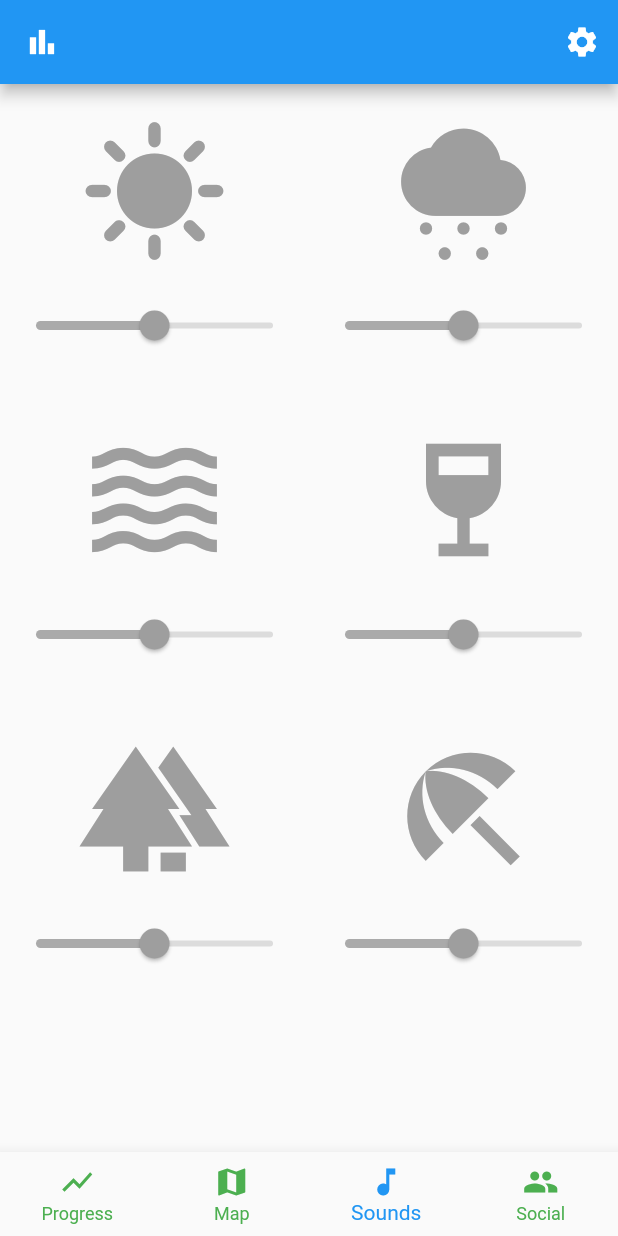
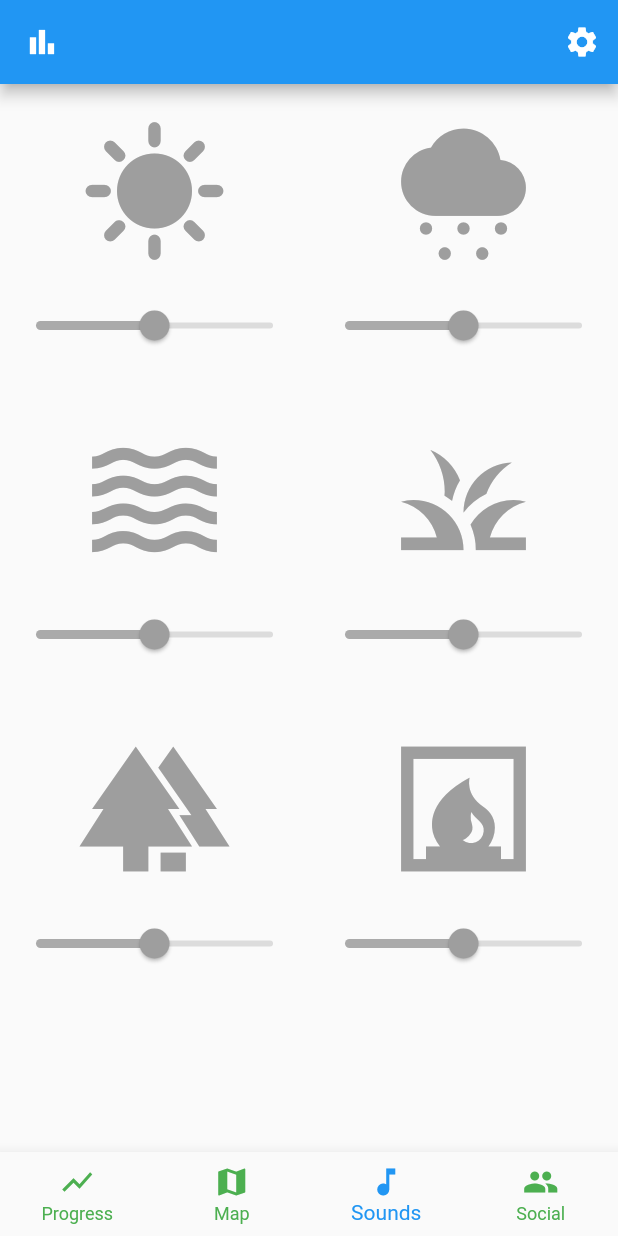
Before and after one commit to CodeCatCreations/Urban-Escape, a Flutter app: the screen it shows after launch, item 3 of the bottom bar chosen, on a phone screen of 412 x 824 dp. Run offline on Flutter 3.47's test engine with Material 2 defaults, Android fonts, the phone set to English and light mode, and no system bars; our stand-ins replace audioplayers, google_maps_flutter, percent_indicator; missing offline and left inert: mysql1.

Commit message:
Sounds_page: Updated sound-url:s and icons for all SoundWidgets

```diff
--- a/lib/app_pages/sounds_page.dart
+++ b/lib/app_pages/sounds_page.dart
@@ -15,37 +15,37 @@ class SoundsPage extends StatelessWidget {
             icon: Icons.sunny,
             activatedColor: Colors.green,
             deactivatedColor: Colors.grey,
-            soundFilePath: "https://bigsoundbank.com/UPLOAD/mp3/0081.mp3",
+            soundFilePath: "https://bigsoundbank.com/UPLOAD/mp3/0999.mp3", // Birds
           ),
           SoundWidget(
             icon: Icons.cloudy_snowing,
             activatedColor: Colors.green,
             deactivatedColor: Colors.grey,
-            soundFilePath: "https://bigsoundbank.com/UPLOAD/mp3/0140.mp3",
+            soundFilePath: "https://bigsoundbank.com/UPLOAD/mp3/0740.mp3", // Rain
           ),
           SoundWidget(
             icon: Icons.waves,
             activatedColor: Colors.green,
             deactivatedColor: Colors.grey,
-            soundFilePath: "url",
+            soundFilePath: "https://bigsoundbank.com/UPLOAD/mp3/0267.mp3", // Waves and birds
           ),
           SoundWidget(
-            icon: Icons.wine_bar,
+            icon: Icons.grass,
             activatedColor: Colors.green,
             deactivatedColor: Colors.grey,
-            soundFilePath: "url",
+            soundFilePath: "https://bigsoundbank.com/UPLOAD/mp3/0908.mp3", // Wind in tall grass
           ),
           SoundWidget(
             icon: Icons.forest,
             activatedColor: Colors.green,
             deactivatedColor: Colors.grey,
-            soundFilePath: "url",
+            soundFilePath: "https://bigsoundbank.com/UPLOAD/mp3/0100.mp3", // Forest
           ),
           SoundWidget(
-            icon: Icons.beach_access,
+            icon: Icons.fireplace,
             activatedColor: Colors.green,
             deactivatedColor: Colors.grey,
-            soundFilePath: "url",
+            soundFilePath: "https://bigsoundbank.com/UPLOAD/mp3/0987.mp3", // Fire
           ),
         ],
       ),
```
